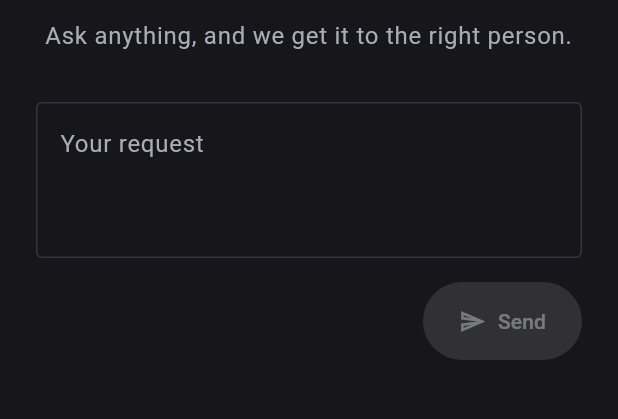
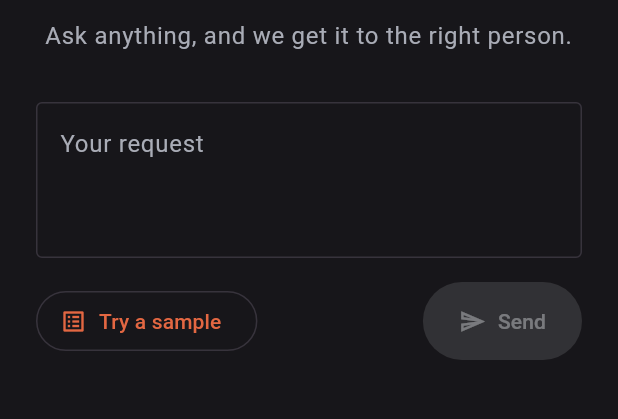
Before and after one commit to aletyx/samples-and-demos, a Flutter app: the screen it shows after launch, on a phone screen of 412 x 824 dp, the part 537-956 px from its top. Run offline on Flutter 3.47's test engine with Material 3 defaults, Android fonts, the phone set to English and light mode, and no system bars; our stand-ins replace faker; missing offline and left inert: dart:js_interop.

Commit message:
Contact Hub: sample requests to try, and the routing specs
Try a sample, beside Send, lists one request for each of the 13
departments and two for the checks (a card number, an abusive message);
picking one fills the field. All 15 routed where expected through the
live API.

specs/routing.md describes the routing, the departments and people, the
screen and the aityx call viewer; the other specs, the READMEs, the dev
container's description and the request log follow.

Co-Authored-By: Claude Opus 5.5 <noreply@anthropic.com>

```diff
--- a/ContactHub/contacthub_app/lib/request/request_box.dart
+++ b/ContactHub/contacthub_app/lib/request/request_box.dart
@@ -1,9 +1,10 @@
 import 'package:flutter/material.dart';
 
+import 'samples.dart';
 import 'voice_input.dart';
 
-/// Where someone types their request, or dictates it with the microphone
-/// button beside the field, and sends it.
+/// Where someone types their request, dictates it with the microphone
+/// button beside the field, or picks a sample, and sends it.
 class RequestBox extends StatefulWidget {
   const RequestBox({super.key, required this.onSubmit, this.voice});
 
@@ -80,6 +81,16 @@ class _RequestBoxState extends State<RequestBox> {
     );
   }
 
+  /// Puts [sample] in the field, in place of what was there.
+  void _useSample(SampleRequest sample) {
+    if (_dictating) _voice.stop();
+    setState(() => _error = null);
+    _controller.value = TextEditingValue(
+      text: sample.text,
+      selection: TextSelection.collapsed(offset: sample.text.length),
+    );
+  }
+
   void _submit() {
     final text = _controller.text.trim();
     if (text.isEmpty || _dictating) return;
@@ -136,16 +147,22 @@ class _RequestBoxState extends State<RequestBox> {
           ),
         ],
         const SizedBox(height: 16),
-        Align(
-          alignment: Alignment.centerRight,
-          child: FilledButton.icon(
-            onPressed: canSend ? _submit : null,
-            icon: const Icon(Icons.send_outlined),
-            label: const Text('Send'),
-            style: FilledButton.styleFrom(
-              padding: const EdgeInsets.symmetric(horizontal: 24, vertical: 16),
+        Row(
+          children: [
+            _SampleMenu(onSelected: _useSample),
+            const Spacer(),
+            FilledButton.icon(
+              onPressed: canSend ? _submit : null,
+              icon: const Icon(Icons.send_outlined),
+              label: const Text('Send'),
+              style: FilledButton.styleFrom(
+                padding: const EdgeInsets.symmetric(
+                  horizontal: 24,
+                  vertical: 16,
+                ),
+              ),
             ),
-          ),
+          ],
         ),
       ],
     );
@@ -223,3 +240,65 @@ class _MicButton extends StatelessWidget {
     };
   }
 }
+
+/// "Try a sample": a menu of ready-made requests, one per department and a
+/// few for the checks; picking one fills the field.
+class _SampleMenu extends StatelessWidget {
+  const _SampleMenu({required this.onSelected});
+
+  final ValueChanged<SampleRequest> onSelected;
+
+  @override
+  Widget build(BuildContext context) {
+    final theme = Theme.of(context);
+    Widget item(SampleRequest sample) => MenuItemButton(
+      onPressed: () => onSelected(sample),
+      child: ConstrainedBox(
+        constraints: const BoxConstraints(maxWidth: 340),
+        child: Padding(
+          padding: const EdgeInsets.symmetric(vertical: 6),
+          child: Column(
+            crossAxisAlignment: CrossAxisAlignment.start,
+            mainAxisSize: MainAxisSize.min,
+            children: [
+              Text(sample.title, style: theme.textTheme.bodyLarge),
+              Text(
+                sample.department,
+                style: theme.textTheme.bodySmall?.copyWith(
+                  color: theme.colorScheme.primary,
+                ),
+              ),
+            ],
+          ),
+        ),
+      ),
+    );
+    Widget heading(String text) => Padding(
+      padding: const EdgeInsets.fromLTRB(12, 10, 12, 4),
+      child: Text(
+        text,
+        style: theme.textTheme.labelMedium?.copyWith(
+          color: theme.colorScheme.onSurfaceVariant,
+        ),
+      ),
+    );
+    return MenuAnchor(
+      style: const MenuStyle(
+        maximumSize: WidgetStatePropertyAll(Size(380, 480)),
+      ),
+      menuChildren: [
+        heading('ONE FOR EACH DEPARTMENT'),
+        for (final s in departmentSamples) item(s),
+        const Divider(),
+        heading('THE CHECKS'),
+        for (final s in checkSamples) item(s),
+      ],
+      builder: (context, controller, _) => OutlinedButton.icon(
+        onPressed: () =>
+            controller.isOpen ? controller.close() : controller.open(),
+        icon: const Icon(Icons.list_alt),
+        label: const Text('Try a sample'),
+      ),
+    );
+  }
+}
--- /dev/null
+++ b/ContactHub/contacthub_app/lib/request/samples.dart
@@ -0,0 +1,105 @@
+/// A ready-made request to try: one for each department, and a few that
+/// exercise the checks.
+class SampleRequest {
+  const SampleRequest(this.department, this.title, this.text);
+
+  /// Where it should be routed, as people read it.
+  final String department;
+  final String title;
+  final String text;
+}
+
+const departmentSamples = [
+  SampleRequest(
+    'Customer Service',
+    'Where is my package?',
+    'I ordered a desk lamp last Monday (order 112-8834) and the tracking '
+        "hasn't moved in five days. Where is it?",
+  ),
+  SampleRequest(
+    'Billing & Payments',
+    'Charged twice',
+    'I was charged twice for the same order this month. Please refund one '
+        'of the charges.',
+  ),
+  SampleRequest(
+    'Marketing',
+    'A question about a product',
+    'Does the Aurora 55-inch TV support HDMI 2.1, and does it come with a '
+        'wall mount?',
+  ),
+  SampleRequest(
+    'Technical Support',
+    "Can't sign in",
+    'The app keeps saying my password is wrong, even right after I reset '
+        "it. I can't sign in.",
+  ),
+  SampleRequest(
+    'Trust & Safety',
+    'A phishing email',
+    "I got an email that looks like it's from you, asking me to confirm my "
+        'card details on a strange website. Is it a scam?',
+  ),
+  SampleRequest(
+    'Human Resources',
+    'A job application',
+    "I'd like to apply for the warehouse supervisor position in Dallas. "
+        'Where should I send my CV?',
+  ),
+  SampleRequest(
+    'Seller Services',
+    'Selling on the marketplace',
+    'I make handmade candles and want to start selling them on your '
+        'marketplace. What are the seller fees?',
+  ),
+  SampleRequest(
+    'Procurement & Vendors',
+    'Becoming a supplier',
+    "We're a furniture manufacturer and would like to supply your home "
+        'section wholesale. Who handles new vendors?',
+  ),
+  SampleRequest(
+    'Business Sales',
+    'A bulk order',
+    'Our company needs 200 laptops for new employees. Can we get a business '
+        'quote, paid by invoice?',
+  ),
+  SampleRequest(
+    'Legal & Privacy',
+    'Delete my data',
+    'Under the GDPR, please delete all the personal data you hold about me '
+        'and confirm when it is done.',
+  ),
+  SampleRequest(
+    'Public Relations',
+    'A press request',
+    "I'm a reporter at the Daily Ledger writing about holiday delivery "
+        'delays. Could someone give us a comment by Friday?',
+  ),
+  SampleRequest(
+    'Investor Relations',
+    'A shareholder question',
+    "When is the next earnings call, and where can I find last year's "
+        'annual report?',
+  ),
+  SampleRequest(
+    'General Inquiries',
+    'Too vague to tell',
+    'hello? anyone there',
+  ),
+];
+
+const checkSamples = [
+  SampleRequest(
+    'Billing & Payments · high priority, reviewed',
+    'A card number in the message',
+    'I was charged twice for order 112-4432. My card is 4111 1111 1111 '
+        '1111, please refund one of the charges.',
+  ),
+  SampleRequest(
+    'Trust & Safety · whatever the topic',
+    'An abusive message',
+    "You people are useless. If my refund isn't here tomorrow I'll come to "
+        'your office and make you regret it.',
+  ),
+];
```
Also changed, not shown: .devcontainer/ContactHub/devcontainer.json, 12 other files.
